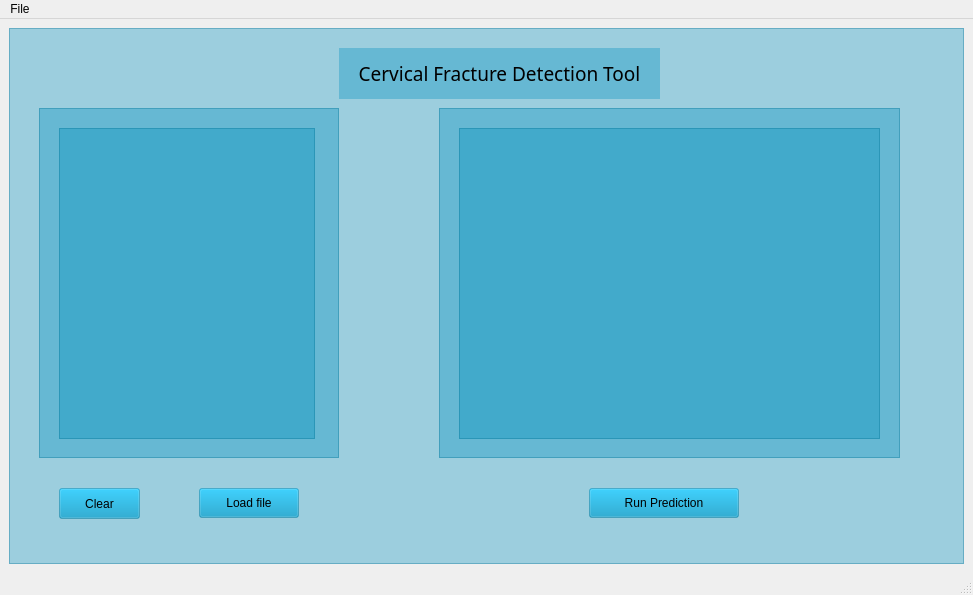
Qt form code/GUI/untitled.ui (yezhou2000/601_Cervical-spine-fracture-detection) before a commit.
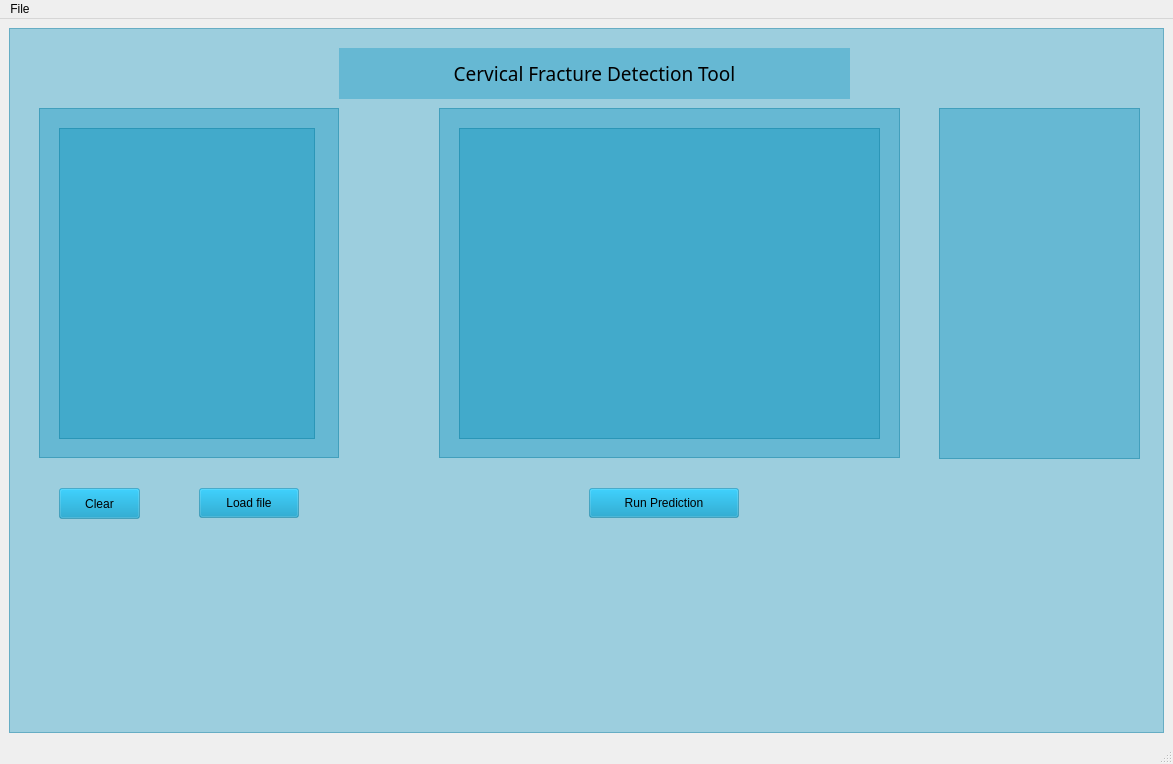
The same form after that commit.

Patch:
```diff
--- a/code/GUI/untitled.ui
+++ b/code/GUI/untitled.ui
@@ -6,8 +6,8 @@
    <rect>
     <x>0</x>
     <y>0</y>
-    <width>973</width>
-    <height>595</height>
+    <width>1173</width>
+    <height>764</height>
    </rect>
   </property>
   <property name="windowTitle">
@@ -139,7 +139,7 @@
         <rect>
          <x>330</x>
          <y>20</y>
-         <width>321</width>
+         <width>511</width>
          <height>51</height>
         </rect>
        </property>
@@ -159,6 +159,16 @@
         <set>Qt::AlignCenter</set>
        </property>
       </widget>
+      <widget class="QTableWidget" name="tableWidget">
+       <property name="geometry">
+        <rect>
+         <x>930</x>
+         <y>80</y>
+         <width>201</width>
+         <height>351</height>
+        </rect>
+       </property>
+      </widget>
      </widget>
     </item>
    </layout>
@@ -168,8 +178,8 @@
     <rect>
      <x>0</x>
      <y>0</y>
-     <width>973</width>
-     <height>21</height>
+     <width>1173</width>
+     <height>37</height>
     </rect>
    </property>
    <widget class="QMenu" name="menuFile">
```
